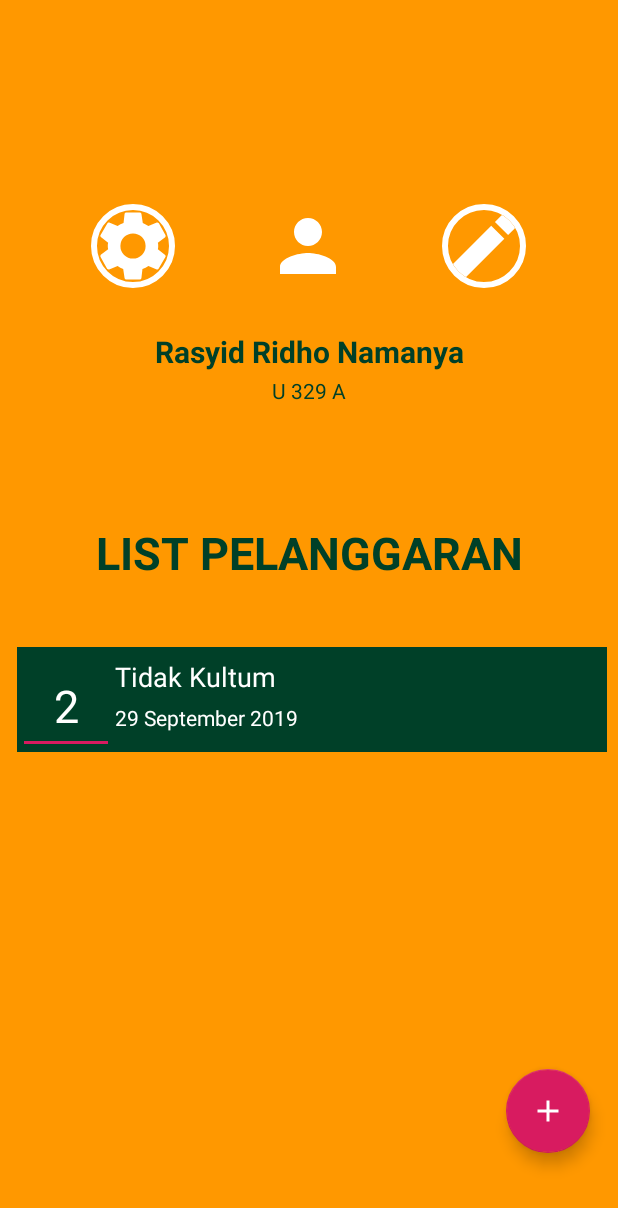
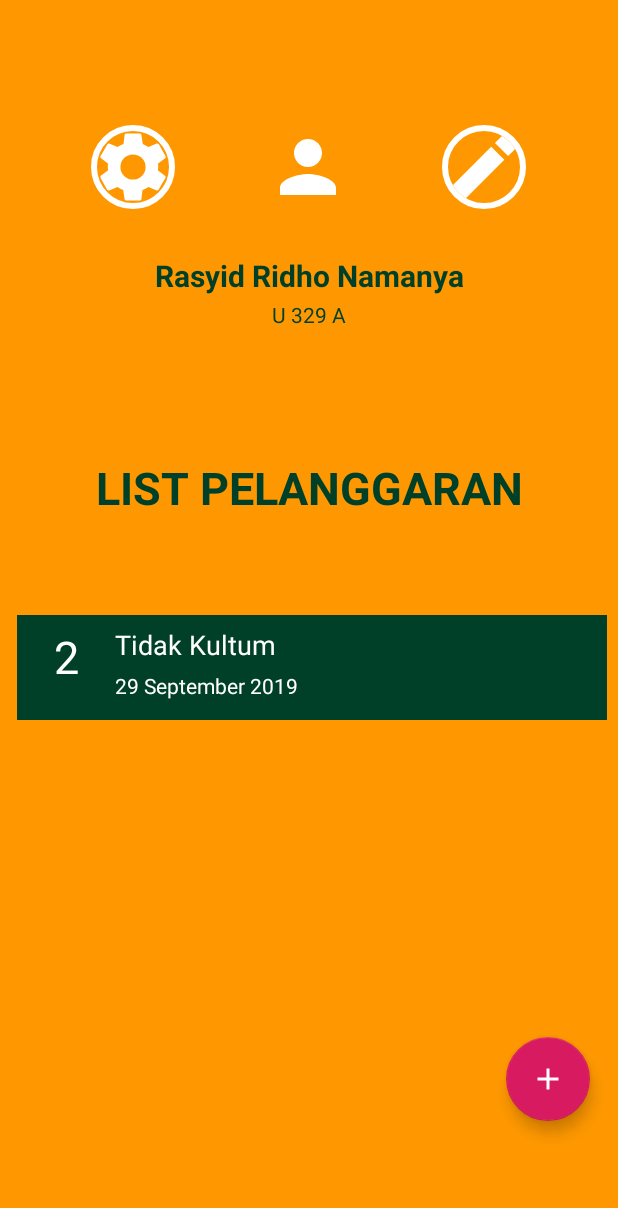
Before and after one commit to TheArKaID/Sicurezza, an Android app: the layout activity_resident.xml on its own in the app's theme, with its tools: preview values and no code run, on a phone screen of 412 x 824 dp. Shown: the top 1208 px of the screen. Run offline under Robolectric (Android 15) with nearby library versions, the phone set to English and light mode, and no system bars.

Commit message:
Add id to component and adjust some components position

```diff
--- a/app/src/main/res/layout/activity_resident.xml
+++ b/app/src/main/res/layout/activity_resident.xml
@@ -22,7 +22,7 @@
         app:layout_constraintHorizontal_bias="0.498"
         app:layout_constraintStart_toStartOf="parent"
         app:layout_constraintTop_toTopOf="parent"
-        app:layout_constraintVertical_bias="0.17000002" />
+        app:layout_constraintVertical_bias="0.100000024" />
 
     <de.hdodenhof.circleimageview.CircleImageView
         android:layout_width="56dp"
@@ -38,7 +38,7 @@
         app:layout_constraintEnd_toStartOf="@+id/circleImageView"
         app:layout_constraintStart_toStartOf="parent"
         app:layout_constraintTop_toTopOf="parent"
-        app:layout_constraintVertical_bias="0.17000002" />
+        app:layout_constraintVertical_bias="0.100000024" />
 
     <de.hdodenhof.circleimageview.CircleImageView
         android:layout_width="56dp"
@@ -54,7 +54,7 @@
         app:layout_constraintEnd_toEndOf="parent"
         app:layout_constraintStart_toEndOf="@+id/circleImageView"
         app:layout_constraintTop_toTopOf="parent"
-        app:layout_constraintVertical_bias="0.17000002" />
+        app:layout_constraintVertical_bias="0.100000024" />
 
     <TextView
         android:id="@+id/textView5"
--- a/app/src/main/res/layout/item_list.xml
+++ b/app/src/main/res/layout/item_list.xml
@@ -12,7 +12,8 @@
         android:layout_height="70dp"
         android:background="@color/colorMuh1">
 
-        <EditText
+        <TextView
+            android:id="@+id/tv_DetailPoinpoin"
             android:layout_width="64dp"
             android:layout_height="64dp"
             android:layout_marginStart="8dp"
@@ -42,6 +43,7 @@
             app:layout_constraintTop_toTopOf="parent">
 
             <TextView
+                android:id="@+id/tv_DetailPoinpenjelasan"
                 android:layout_width="match_parent"
                 android:layout_height="30dp"
                 android:text="@string/Pelanggarn"
@@ -49,6 +51,7 @@
                 android:textSize="18sp" />
 
             <TextView
+                android:id="@+id/tv_DetailPointanggal"
                 android:layout_width="match_parent"
                 android:layout_height="25dp"
                 android:text="@string/Tanggal"
```
